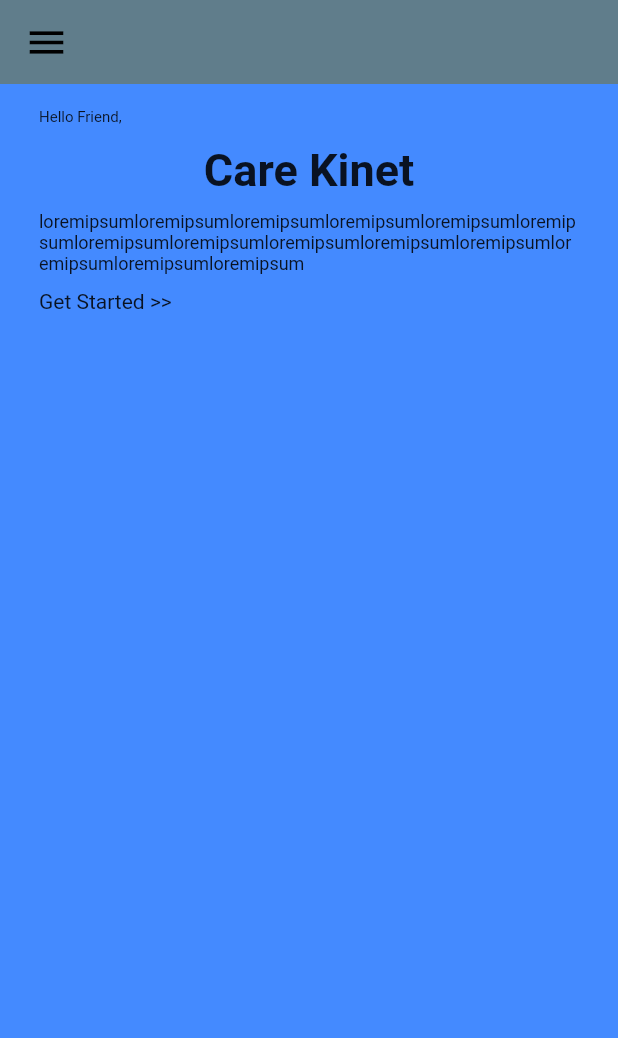
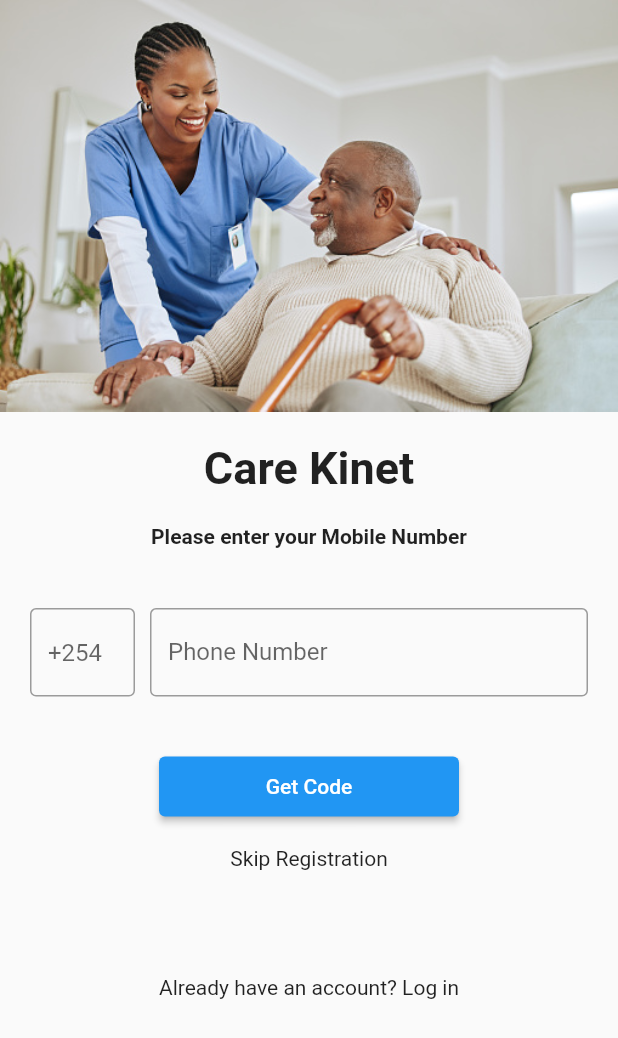
Before and after one commit to kithekadk/carekinet, a Flutter app: the screen it shows after launch, after a tap on "Get Started >>", on a phone screen of 412 x 824 dp. Shown: the top 1038 px of the screen. Run offline on Flutter 3.47's test engine with Material 2 defaults, Android fonts, the phone set to English and light mode, and no system bars.

Commit message:
added verify phone number page'

```diff
--- /dev/null
+++ b/lib/screens/verifyphoneno.dart
@@ -0,0 +1,95 @@
+import 'package:flutter/material.dart';
+
+class VerifyPhone extends StatelessWidget {
+  const VerifyPhone({super.key});
+
+  @override
+  Widget build(BuildContext context) {
+    return Scaffold(
+      body: verifyPhoneBodyImage(context),
+    );
+  }
+}
+
+Widget verifyPhoneBodyImage(BuildContext context) {
+  return Column(
+    children: [
+      const Center(
+          child: Image(
+        image: AssetImage('assets/african-nurse.jpg'),
+        // image: NetworkImage('https://images.unsplash.com/photo-1610632380989-680fe40816c6?ixlib=rb-4.0.3&ixid=MnwxMjA3fDB8MHxzZWFyY2h8MjB8fGNvZmZlZXxlbnwwfHwwfHw%3D&auto=format&fit=crop&w=500&q=60'),
+      )),
+      Container(
+        margin: const EdgeInsets.all(20),
+        child: const Text('Care Kinet',
+            style: TextStyle(fontSize: 30, fontWeight: FontWeight.bold)),
+      ),
+      const Center(
+        child: Text(
+          'Please enter your Mobile Number',
+          style: TextStyle(fontWeight: FontWeight.bold),
+        ),
+      ),
+      Center(
+        child: Padding(
+          padding: const EdgeInsets.all(20.0),
+          child: Stack(
+            children: [
+              Container(
+                margin: EdgeInsets.fromLTRB(0, 20, 0, 20),
+                width: 70,
+                child: TextField(
+                  decoration: InputDecoration(
+                    hintText: '+254',
+                    border: OutlineInputBorder(),
+                  ),
+                ),
+              ),
+              Container(
+                margin: EdgeInsets.fromLTRB(80, 20, 0, 20),
+                child: TextField(
+                  decoration: InputDecoration(
+                    labelText: 'Phone Number',
+                    border: OutlineInputBorder(),
+                  ),
+                  keyboardType: TextInputType.number,
+                ),
+              )
+            ],
+          ),
+        ),
+      ),
+      Center(
+        child: Container(
+          width: 200,
+          height: 40,
+          child: ElevatedButton(
+            onPressed: () {
+              print('clicked');
+            },
+            child: Text('Get Code'),
+          ),
+        ),
+      ),
+      Center(
+        child: Padding(
+          padding: const EdgeInsets.all(20.0),
+          child: GestureDetector(
+            child: Text('Skip Registration'),
+            onTap: () {
+              print('Skip registration');
+            },
+          ),
+        ),
+      ),
+      SizedBox(
+        height: 50,
+      ),
+      Center(
+        child: Text(
+          'Already have an account? Log in'
+        ),
+      )
+    ],
+  );
+}
--- a/lib/screens/welcome.dart
+++ b/lib/screens/welcome.dart
@@ -1,3 +1,4 @@
+import 'package:carekinet/screens/verifyphoneno.dart';
 import 'package:flutter/material.dart';
 
 class WelcomePage extends StatelessWidget {
@@ -13,7 +14,7 @@ class WelcomePage extends StatelessWidget {
           Container(
             padding: const EdgeInsets.symmetric(horizontal: 10),
             child: Column(
-              children: [introText()],
+              children: [introText(context)],
             ),
           )
         ],
@@ -38,7 +39,9 @@ class WelcomePage extends StatelessWidget {
   }
 }
 
-Widget introText() {
+Widget introText(BuildContext context) {
+  final setHeight = MediaQuery.of(context).size.height;
+  final requiredHeight = setHeight * 0.5;
   return Padding(
     padding: const EdgeInsets.all(16.0),
     child: Column(
@@ -46,7 +49,7 @@ Widget introText() {
       children: [
         const Text(
           "Hello Friend,",
-          style: TextStyle(fontSize: 10),
+          style: TextStyle(fontSize: 12),
         ),
         const SizedBox(height: 12),
         const Center(
@@ -57,19 +60,20 @@ Widget introText() {
           height: 10,
         ),
         const Text(
-          'loremipsumloremipsumloremipsumloremipsumloremipsumloremipsumloremipsumloremipsumloremipsumloremipsumloremipsumloremipsumloremipsumloremipsum',
+          'CareKinet is a mobile application designed to provide healthcare information and support to individuals. CareKinet helps users manage their appointments efficiently, ensuring timely access to healthcare services. It also focuses on improving drug adherence by providing medication reminders and tracking tools. Additionally, the app simplifies the process of finding and hiring home caregivers, offering a directory and matching services. With its user-friendly interface and diverse features, CareKinet empowers individuals to take control of their healthcare by seamlessly managing appointments, promoting medication adherence, and facilitating caregiver connections.',
           style: TextStyle(fontSize: 12),
         ),
 
-        const SizedBox(
-          height: 10,
+        SizedBox(
+          height: requiredHeight,
         ), //creates a gap to push the text below it to the bottom
         GestureDetector(
             onTap: () {
-              print("fsfsfs");
+              Navigator.push(context,
+                  MaterialPageRoute(builder: (context) => const VerifyPhone()));
             },
-            child: const Text(
-              'Get Started >>'
+            child: const Center(
+              child: Text('Get Started >>'),
             ))
       ],
     ),
--- a/pubspec.yaml
+++ b/pubspec.yaml
@@ -59,7 +59,8 @@ flutter:
   uses-material-design: true
 
   # To add assets to your application, add an assets section, like this:
-  # assets:
+  assets:
+  - assets/african-nurse.jpg
   #   - images/a_dot_burr.jpeg
   #   - images/a_dot_ham.jpeg
 
```
Also changed, not shown: assets/african-nurse.jpg (added).
